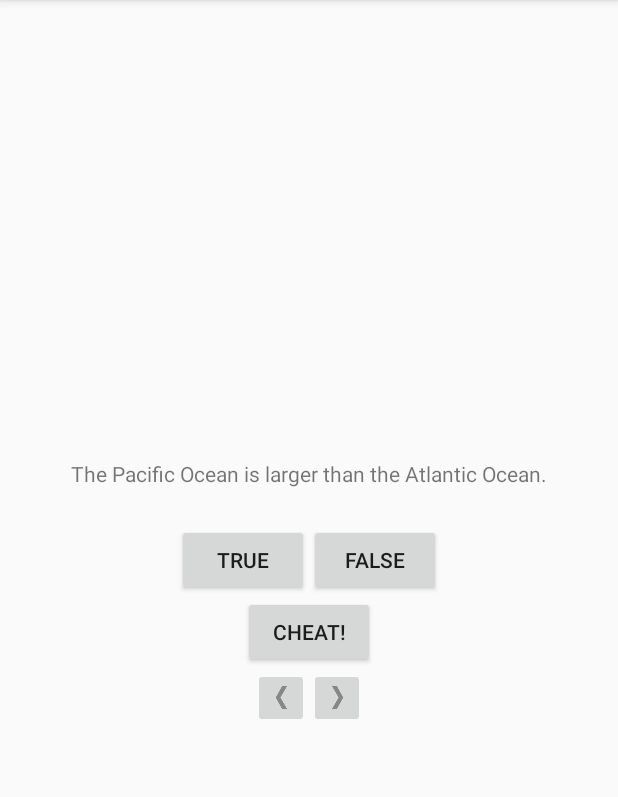
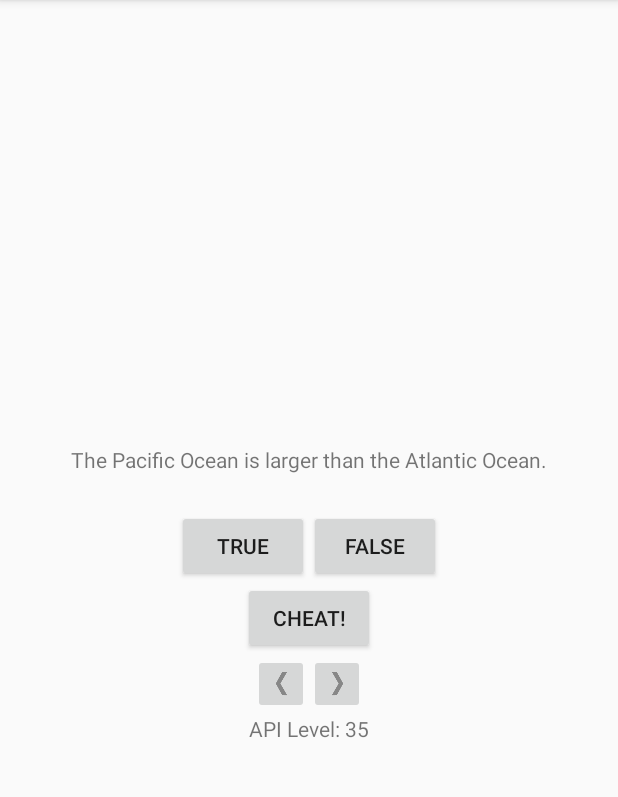
Before and after one commit to yihanseattle/Android-Practice, an Android app: the screen it shows after launch (QuizActivity), on a phone screen of 412 x 824 dp, the part 84-881 px from its top. Run offline under Robolectric (Android 15) with nearby library versions, the phone set to English and light mode, and no system bars.

Commit message:
Complete: Chapter 06 (with all Chanllenge done)

```diff
--- a/GeoQuiz/GeoQuiz/app/src/main/java/app/com/yihan/android/geoquiz/QuizActivity.java
+++ b/GeoQuiz/GeoQuiz/app/src/main/java/app/com/yihan/android/geoquiz/QuizActivity.java
@@ -2,6 +2,7 @@
 
 import android.content.Intent;
 import android.media.Image;
+import android.os.Build;
 import android.os.PersistableBundle;
 import android.support.v7.app.AppCompatActivity;
 import android.os.Bundle;
@@ -16,6 +17,7 @@
 public class QuizActivity extends AppCompatActivity {
 
     private TextView mTextViewQuestion;
+    private TextView mTextViewAPIInfo;
     private Button mButtonTrue;
     private Button mButtonFlase;
     private Button mButtonCheat;
@@ -107,6 +109,9 @@
                 startActivityForResult(i, Constants.REQUEST_CODE_CHEAT);
             }
         });
+
+        mTextViewAPIInfo = (TextView) findViewById(R.id.tvAPIInfo);
+        mTextViewAPIInfo.setText("API Level: " + Build.VERSION.SDK_INT);
 
     }
 
--- a/GeoQuiz/GeoQuiz/app/src/main/res/layout-land/activity_quiz.xml
+++ b/GeoQuiz/GeoQuiz/app/src/main/res/layout-land/activity_quiz.xml
@@ -25,6 +25,12 @@
             android:layout_width="wrap_content"
             android:layout_height="wrap_content"
             android:text="@string/false_button" />
+
+        <TextView
+            android:id="@+id/tvAPIInfo"
+            android:layout_width="wrap_content"
+            android:layout_height="wrap_content"
+            />
 
     </LinearLayout>
 
--- a/GeoQuiz/GeoQuiz/app/src/main/res/layout/activity_quiz.xml
+++ b/GeoQuiz/GeoQuiz/app/src/main/res/layout/activity_quiz.xml
@@ -59,4 +59,10 @@
 
     </LinearLayout>
 
+    <TextView
+        android:id="@+id/tvAPIInfo"
+        android:layout_width="wrap_content"
+        android:layout_height="wrap_content"
+        />
+
 </LinearLayout>
```
Also changed, not shown: GeoQuiz/GeoQuiz/app/src/main/java/app/com/yihan/android/geoquiz/CheatActivity.java (+24 -0 lines).
